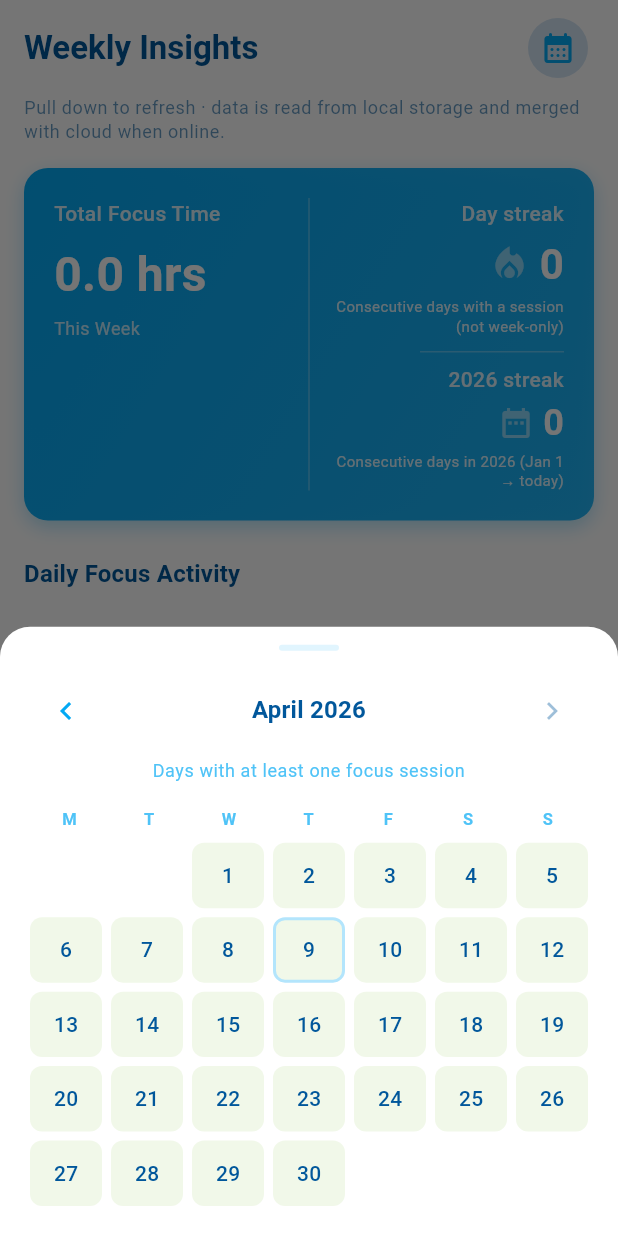
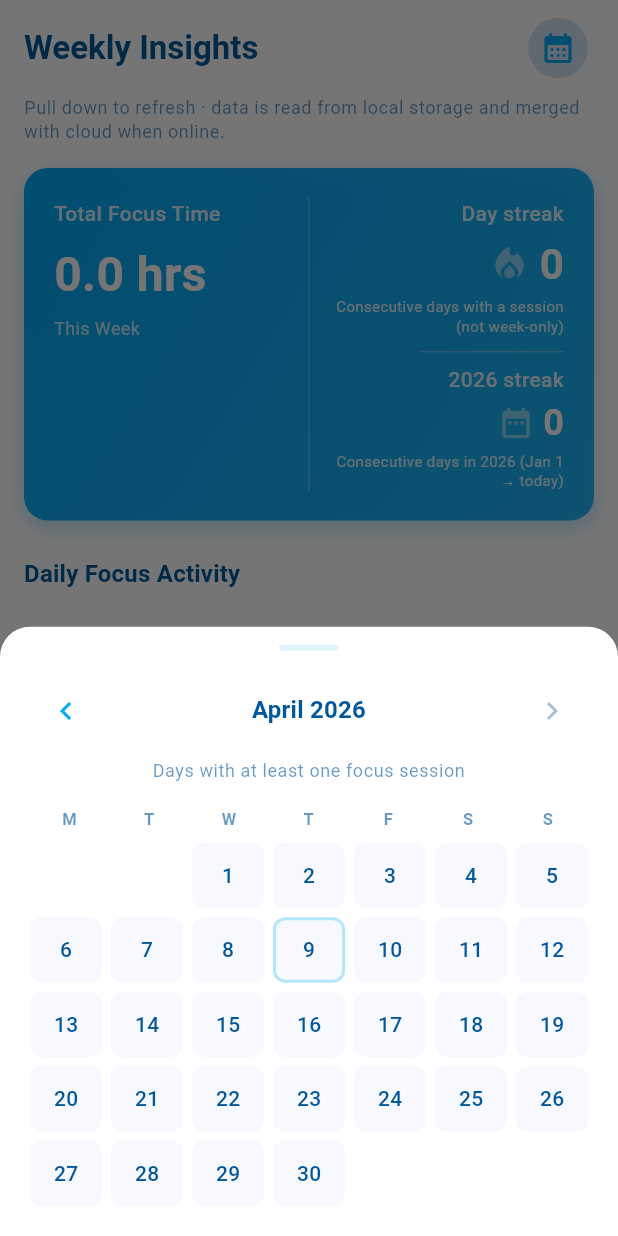
Before and after one commit to HarshPanchal01/FocusFlow, a Flutter app: the InsightsScreen screen opened directly, after a tap on the "calendar month" icon, on a phone screen of 412 x 824 dp. Run offline on Flutter 3.47's test engine with Material 3 defaults, Android fonts, the phone set to English and light mode, and no system bars; our stand-ins replace cloud_firestore, connectivity_plus, firebase_auth, firebase_core, fl_chart, flutter_colorpicker and 6 more; accounts and stored records are empty; network calls fail.

Commit message:
fixing for themes

```diff
--- a/focusflow/lib/widgets/focus_calendar_sheet.dart
+++ b/focusflow/lib/widgets/focus_calendar_sheet.dart
@@ -1,7 +1,6 @@
 import 'package:flutter/material.dart';
 import 'package:intl/intl.dart';
 import '../providers/insights_provider.dart';
-import '../theme/app_theme.dart';
 
 String _localDayKey(DateTime t) {
   final d = t.toLocal();
@@ -83,10 +82,13 @@ class _FocusCalendarSheetState extends State<_FocusCalendarSheet> {
     final canGoNext = _visibleMonth.year < now.year ||
         (_visibleMonth.year == now.year && _visibleMonth.month < now.month);
 
+    final theme = Theme.of(context);
+    final colorScheme = theme.colorScheme;
+
     return Container(
-      decoration: const BoxDecoration(
-        color: AppColors.surface,
-        borderRadius: BorderRadius.vertical(top: Radius.circular(20)),
+      decoration: BoxDecoration(
+        color: colorScheme.surface,
+        borderRadius: const BorderRadius.vertical(top: Radius.circular(20)),
       ),
       padding: EdgeInsets.only(
         left: 20,
@@ -103,7 +105,7 @@ class _FocusCalendarSheetState extends State<_FocusCalendarSheet> {
               width: 40,
               height: 4,
               decoration: BoxDecoration(
-                color: AppColors.divider,
+                color: theme.dividerColor,
                 borderRadius: BorderRadius.circular(2),
               ),
             ),
@@ -114,15 +116,15 @@ class _FocusCalendarSheetState extends State<_FocusCalendarSheet> {
               IconButton(
                 onPressed: _prevMonth,
                 icon: const Icon(Icons.chevron_left),
-                color: AppColors.primary,
+                color: colorScheme.primary,
                 tooltip: 'Previous month',
               ),
               Expanded(
                 child: Text(
                   title,
                   textAlign: TextAlign.center,
-                  style: Theme.of(context).textTheme.titleMedium?.copyWith(
-                        color: AppColors.textPrimary,
+                  style: theme.textTheme.titleMedium?.copyWith(
+                        color: colorScheme.onSurface,
                         fontWeight: FontWeight.w600,
                       ),
                 ),
@@ -130,7 +132,7 @@ class _FocusCalendarSheetState extends State<_FocusCalendarSheet> {
               IconButton(
                 onPressed: canGoNext ? _nextMonth : null,
                 icon: const Icon(Icons.chevron_right),
-                color: AppColors.primary,
+                color: colorScheme.primary,
                 tooltip: 'Next month',
               ),
             ],
@@ -139,8 +141,8 @@ class _FocusCalendarSheetState extends State<_FocusCalendarSheet> {
           Text(
             'Days with at least one focus session',
             textAlign: TextAlign.center,
-            style: Theme.of(context).textTheme.bodySmall?.copyWith(
-                  color: AppColors.textSecondary,
+            style: theme.textTheme.bodySmall?.copyWith(
+                  color: colorScheme.onSurface.withValues(alpha: 0.6),
                 ),
           ),
           const SizedBox(height: 16),
@@ -186,6 +188,9 @@ class _MonthGrid extends StatelessWidget {
     final leading = first.weekday - 1;
     final totalCells = ((leading + daysInMonth + 6) ~/ 7) * 7;
 
+    final theme = Theme.of(context);
+    final colorScheme = theme.colorScheme;
+
     return Column(
       children: [
         Row(
@@ -195,8 +200,8 @@ class _MonthGrid extends StatelessWidget {
                   child: Text(
                     l,
                     textAlign: TextAlign.center,
-                    style: Theme.of(context).textTheme.labelSmall?.copyWith(
-                          color: AppColors.textSecondary,
+                    style: theme.textTheme.labelSmall?.copyWith(
+                          color: colorScheme.onSurface.withValues(alpha: 0.6),
                           fontWeight: FontWeight.w600,
                         ),
                   ),
@@ -229,18 +234,18 @@ class _MonthGrid extends StatelessWidget {
               alignment: Alignment.center,
               decoration: BoxDecoration(
                 color: hasFocus
-                    ? AppColors.primary.withValues(alpha: 0.85)
-                    : AppColors.background,
+                    ? colorScheme.primary.withValues(alpha: 0.85)
+                    : colorScheme.background,
                 borderRadius: BorderRadius.circular(8),
                 border: isToday
-                    ? Border.all(color: AppColors.secondary, width: 2)
+                    ? Border.all(color: colorScheme.secondary, width: 2)
                     : null,
               ),
               child: Text(
                 '$dayNum',
                 style: TextStyle(
                   fontWeight: hasFocus ? FontWeight.w600 : FontWeight.w500,
-                  color: hasFocus ? Colors.white : AppColors.textPrimary,
+                  color: hasFocus ? colorScheme.onPrimary : colorScheme.onSurface,
                   fontSize: 14,
                 ),
               ),
```
